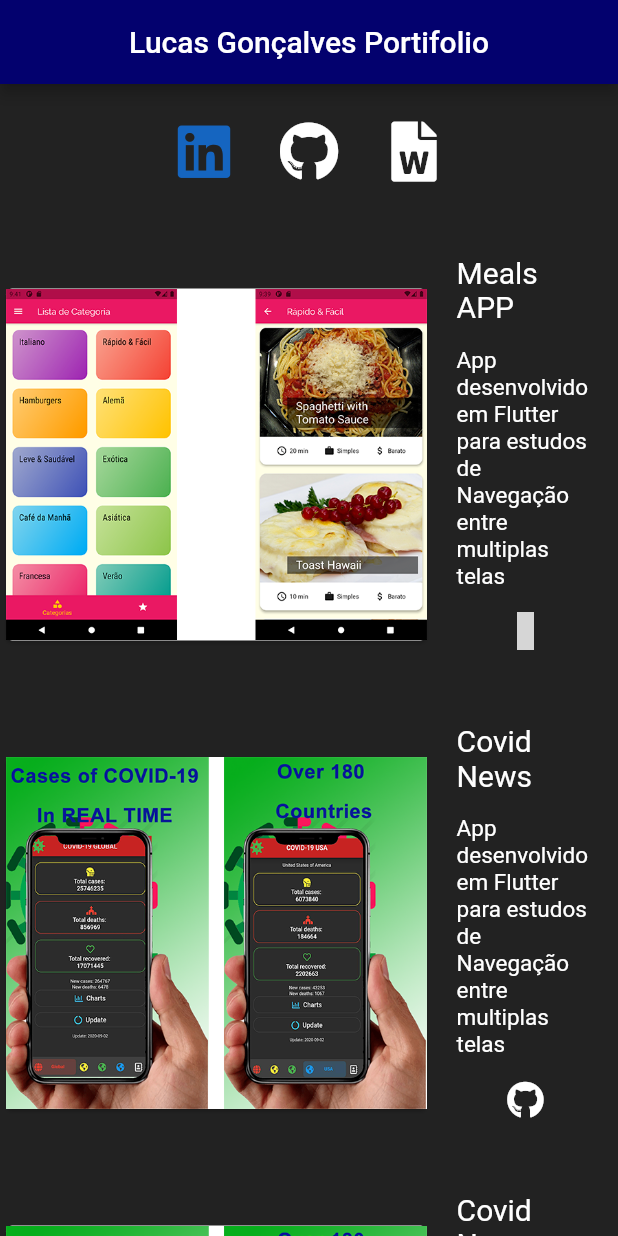
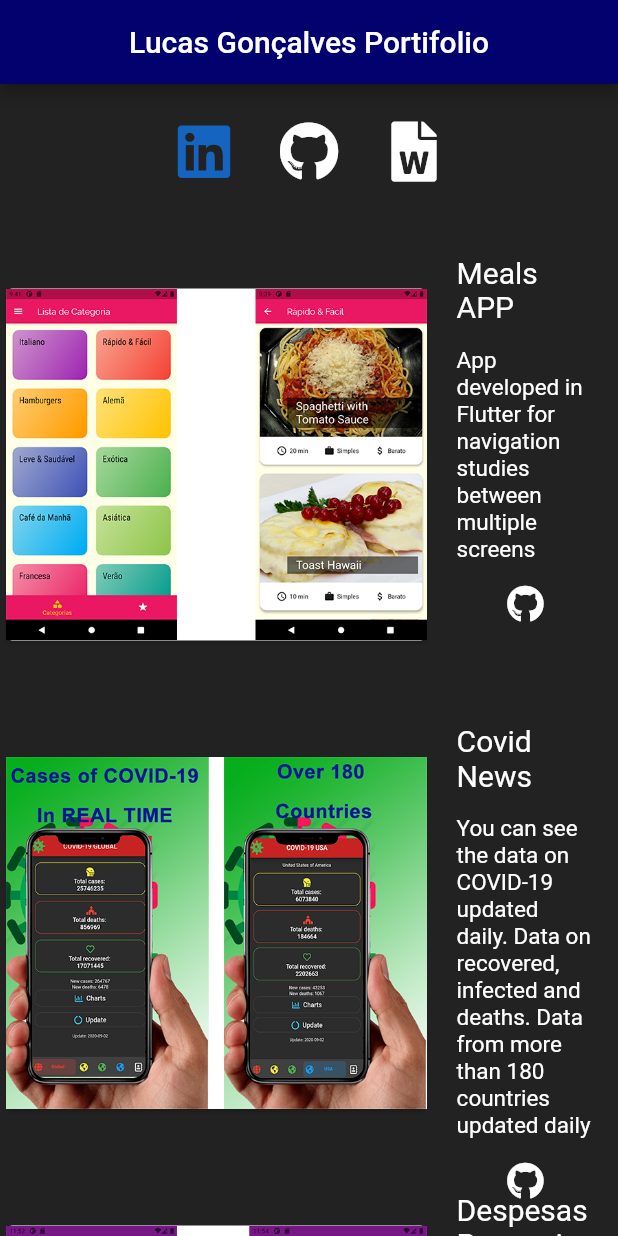
Before and after one commit to WSixx/WSixx.github.io, a Flutter app: the screen it shows after launch, scrolled down 576 dp, on a phone screen of 412 x 824 dp. Run offline on Flutter 3.47's test engine with Material 2 defaults, Android fonts, the phone set to English and light mode, and no system bars; our stand-ins replace assets_audio_player, carousel_slider, flutter_screenutil, font_awesome_flutter, simple_animations; missing offline and left inert: animated_widgets, dart:html, splash_screen_view; network calls fail; Roboto replaces fonts that are missing (Savings Bond Shadow); project files that could hold a hidden picture were left out; grey boxes are pictures that could not be loaded.

Commit message:
English small screen texts

```diff
--- a/lib/screens/small_screen_home.dart
+++ b/lib/screens/small_screen_home.dart
@@ -135,128 +135,30 @@ class _SmallScreenHomeState extends State<SmallScreenHome> {
                 children: [
                   SmallScreenProjectsWidget(
                     imageAsset: 'assets/images/meals/doublePrint.png',
-                    prjTitle: '',
-                    prjDescription: '',
+                    prjTitle: 'Meals APP',
+                    prjDescription:
+                        'App developed in Flutter for navigation studies between multiple screens',
+                    prjgitLink: 'https://github.com/WSixx/Meals-App',
                   ),
                   SizedBox(
                     height: 25,
                   ),
-                  Expanded(
-                    child: Row(
-                      children: [
-                        Container(
-                          width: MediaQuery.of(context).size.width * 0.7,
-                          child: Card(
-                            child: Image.asset(
-                              'assets/images/conews/doublePrint2.png',
-                              fit: BoxFit.contain,
-                            ),
-                          ),
-                        ),
-                        Container(
-                          width: MediaQuery.of(context).size.width * 0.3,
-                          child: ListTile(
-                            title: Container(
-                              child: Text(
-                                'Covid News',
-                                style: TextStyle(
-                                    fontSize: 20, color: Colors.white),
-                              ),
-                            ),
-                            subtitle: Container(
-                              padding: EdgeInsets.only(top: 15),
-                              child: Column(
-                                children: [
-                                  Text(
-                                    'App desenvolvido em Flutter para estudos de Navegação entre multiplas telas',
-                                    style: TextStyle(
-                                        fontSize: 15, color: Colors.white),
-                                    softWrap: true,
-                                  ),
-                                  Padding(
-                                    padding: const EdgeInsets.all(15.0),
-                                    child: InkWell(
-                                      onTap: () async {
-                                        await launch(
-                                            'https://github.com/WSixx');
-                                      },
-                                      child: Icon(
-                                        FontAwesomeIcons.github,
-                                        color: Colors.white,
-                                        size: MediaQuery.of(context)
-                                                .size
-                                                .aspectRatio *
-                                            50,
-                                      ),
-                                    ),
-                                  ),
-                                ],
-                              ),
-                            ),
-                          ),
-                        ),
-                      ],
-                    ),
+                  SmallScreenProjectsWidget(
+                    imageAsset: 'assets/images/conews/doublePrint2.png',
+                    prjTitle: 'Covid News',
+                    prjDescription:
+                        'You can see the data on COVID-19 updated daily. Data on recovered, infected and deaths. Data from more than 180 countries updated daily',
+                    prjgitLink: 'https://github.com/WSixx/conews_flutter',
                   ),
                   SizedBox(
                     height: 25,
                   ),
-                  Expanded(
-                    child: Row(
-                      children: [
-                        Container(
-                          width: MediaQuery.of(context).size.width * 0.7,
-                          child: Card(
-                            child: Image.asset(
-                              'assets/images/conews/doublePrint2.png',
-                              fit: BoxFit.contain,
-                            ),
-                          ),
-                        ),
-                        Container(
-                          width: MediaQuery.of(context).size.width * 0.3,
-                          child: ListTile(
-                            title: Container(
-                              child: Text(
-                                'Covid News',
-                                style: TextStyle(
-                                    fontSize: 20, color: Colors.white),
-                              ),
-                            ),
-                            subtitle: Container(
-                              padding: EdgeInsets.only(top: 15),
-                              child: Column(
-                                children: [
-                                  Text(
-                                    'App desenvolvido em Flutter para estudos de Navegação entre multiplas telas',
-                                    style: TextStyle(
-                                        fontSize: 15, color: Colors.white),
-                                    softWrap: true,
-                                  ),
-                                  Padding(
-                                    padding: const EdgeInsets.all(15.0),
-                                    child: InkWell(
-                                      onTap: () async {
-                                        await launch(
-                                            'https://github.com/WSixx');
-                                      },
-                                      child: Icon(
-                                        FontAwesomeIcons.github,
-                                        color: Colors.white,
-                                        size: MediaQuery.of(context)
-                                                .size
-                                                .aspectRatio *
-                                            50,
-                                      ),
-                                    ),
-                                  ),
-                                ],
-                              ),
-                            ),
-                          ),
-                        ),
-                      ],
-                    ),
+                  SmallScreenProjectsWidget(
+                    imageAsset: 'assets/images/despesas/doublePrint3.png',
+                    prjTitle: 'Despesas Pessoais',
+                    prjDescription:
+                        'APP developed in Flutter, Personal Expenses for Studies',
+                    prjgitLink: 'https://github.com/WSixx/Despesas-Pessoais',
                   ),
                 ],
               ),
--- a/lib/widgets/small_screen_projects_widget.dart
+++ b/lib/widgets/small_screen_projects_widget.dart
@@ -1,11 +1,14 @@
 import 'package:flutter/material.dart';
+import 'package:font_awesome_flutter/font_awesome_flutter.dart';
+import 'package:url_launcher/url_launcher.dart';
 
 class SmallScreenProjectsWidget extends StatelessWidget {
   final String imageAsset;
   final String prjTitle;
   final String prjDescription;
+  final String prjgitLink;
   const SmallScreenProjectsWidget(
-      {this.imageAsset, this.prjTitle, this.prjDescription});
+      {this.imageAsset, this.prjTitle, this.prjDescription, this.prjgitLink});
 
   @override
   Widget build(BuildContext context) {
@@ -26,7 +29,7 @@ class SmallScreenProjectsWidget extends StatelessWidget {
             child: ListTile(
               title: Container(
                 child: Text(
-                  'Meals APP',
+                  prjTitle,
                   style: TextStyle(fontSize: 20, color: Colors.white),
                 ),
               ),
@@ -35,7 +38,7 @@ class SmallScreenProjectsWidget extends StatelessWidget {
                 child: Column(
                   children: [
                     Text(
-                      'App desenvolvido em Flutter para estudos de Navegação entre multiplas telas',
+                      prjDescription,
                       style: TextStyle(fontSize: 15, color: Colors.white),
                       softWrap: true,
                     ),
@@ -43,7 +46,7 @@ class SmallScreenProjectsWidget extends StatelessWidget {
                       padding: const EdgeInsets.all(15.0),
                       child: InkWell(
                         onTap: () async {
-                          await launch('https://github.com/WSixx');
+                          await launch(prjgitLink);
                         },
                         child: Icon(
                           FontAwesomeIcons.github,
```
Also changed, not shown: assets/images/despesas/doublePrint3.png (added).
